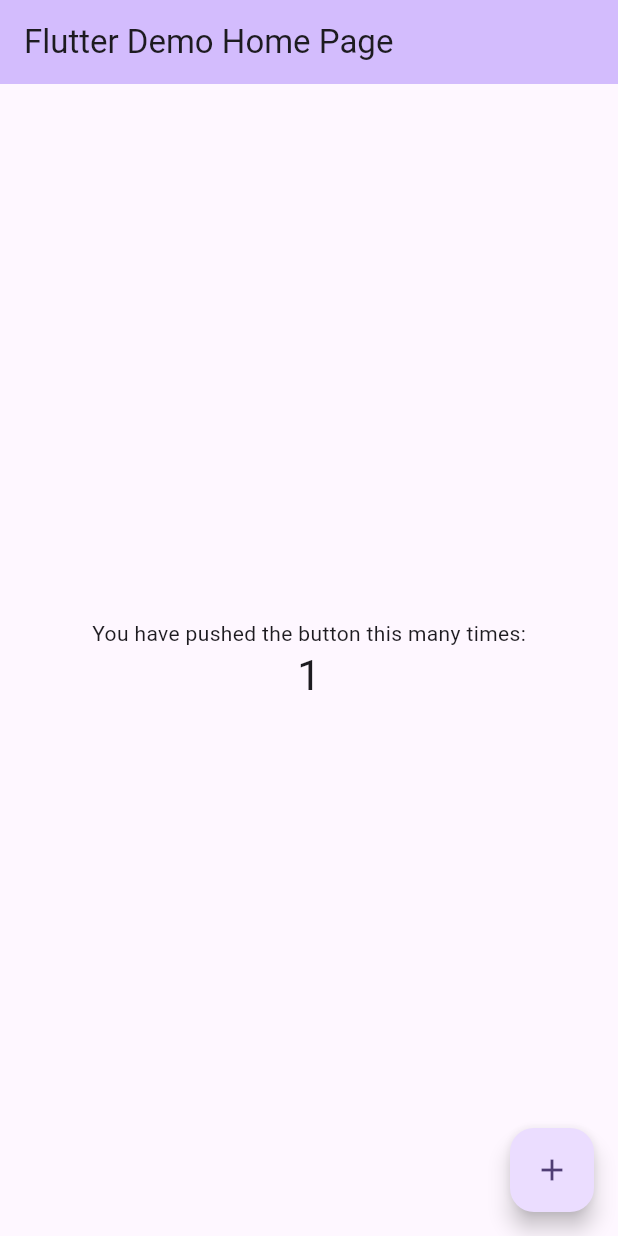
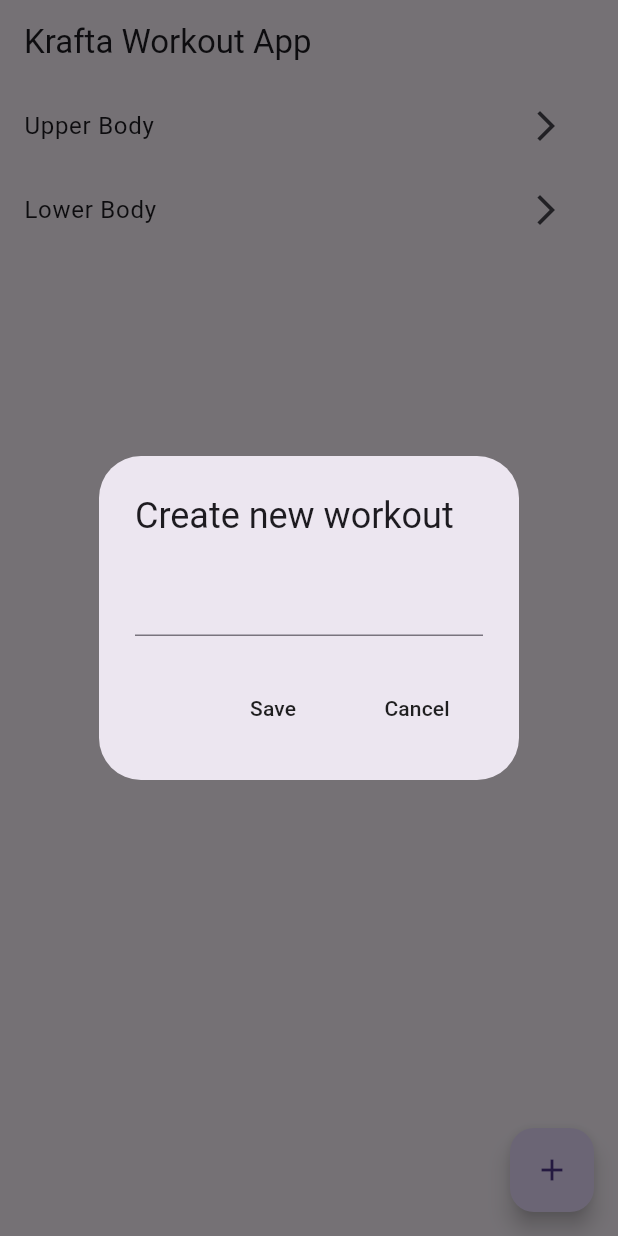
Before and after one commit to JonGunnar04/Lokaverkefni-Krafta, a Flutter app: the screen it shows after launch, after a tap on the "add" icon, on a phone screen of 412 x 824 dp. Run offline on Flutter 3.47's test engine with Material 3 defaults, Android fonts, the light colour scheme and no system bars.

Commit message:
data structure og home screen

```diff
--- /dev/null
+++ b/lib/data/workout_data.dart
@@ -0,0 +1,100 @@
+import 'package:krafta/models/exercise.dart';
+import 'package:krafta/models/workout.dart';
+import 'package:flutter/foundation.dart';
+
+class WorkoutData extends ChangeNotifier {
+  /*
+
+    WORKOUT DATA STRUCTURE
+
+    - This overall list contains the different workouts
+    - Each workout has a name and a list of exercises
+
+*/
+
+  List<Workout> workoutList = [
+    // default workout
+    Workout(
+      name: 'Upper Body',
+      exercises: [
+        Exercise(name: 'Bench Press', weight: '50', reps: '10', sets: '3'),
+      ],
+    ),
+    Workout(
+      name: 'Lower Body',
+      exercises: [Exercise(name: 'Squat', weight: '60', reps: '10', sets: '3')],
+    ),
+  ];
+
+  // get the workout list
+  List<Workout> getWorkoutList() {
+    return workoutList;
+  }
+
+  // add a new workout
+  void addWorkout(String name) {
+    workoutList.add(Workout(name: name, exercises: []));
+    notifyListeners();
+  }
+
+  // add an exercise to a workout
+
+  void addExercise(
+    String workoutName,
+    String exerciseName,
+    String weight,
+    String reps,
+    String sets,
+  ) {
+    // find the relevant workout
+    Workout relevantWorkout = getRelevantWorkout(workoutName);
+
+    relevantWorkout.exercises.add(
+      Exercise(name: exerciseName, weight: weight, reps: reps, sets: sets),
+    );
+    notifyListeners();
+  }
+
+  // check off an exercise
+
+  void checkOffExercise(String workoutName, String exerciseName) {
+    // find the relevant exercise
+    Exercise relevantExercise = getRelevantExercise(workoutName, exerciseName);
+
+    // check off the exercise
+    relevantExercise.isCompleted = !relevantExercise.isCompleted;
+
+    notifyListeners();
+  }
+
+  // getting the length of the workout
+  int numberOfExercisesInWorkout(String workoutName) {
+    // find the relevant workout
+    Workout relevantWorkout = getRelevantWorkout(workoutName);
+
+    // return the length of the workout
+    return relevantWorkout.exercises.length;
+  }
+
+  // return the relevant workout given the workout name
+  Workout getRelevantWorkout(String workoutName) {
+    Workout relevantWorkout = workoutList.firstWhere(
+      (workout) => workout.name == workoutName,
+    );
+
+    return relevantWorkout;
+  }
+
+  // return the relevant exercise given the workout name and exercise name
+  Exercise getRelevantExercise(String workoutName, String exerciseName) {
+    // find the relevant workout
+    Workout relevantWorkout = getRelevantWorkout(workoutName);
+
+    // find the relevant exercise
+    Exercise relevantExercise = relevantWorkout.exercises.firstWhere(
+      (exercise) => exercise.name == exerciseName,
+    );
+
+    return relevantExercise;
+  }
+}
--- a/lib/main.dart
+++ b/lib/main.dart
@@ -1,4 +1,7 @@
 import 'package:flutter/material.dart';
+import 'package:krafta/data/workout_data.dart';
+import 'package:provider/provider.dart';
+import 'pages/home_page.dart';
 
 void main() {
   runApp(const MyApp());
@@ -7,116 +10,14 @@ void main() {
 class MyApp extends StatelessWidget {
   const MyApp({super.key});
 
-  // This widget is the root of your application.
   @override
   Widget build(BuildContext context) {
-    return MaterialApp(
-      title: 'Flutter Demo',
-      theme: ThemeData(
-        // This is the theme of your application.
-        //
-        // TRY THIS: Try running your application with "flutter run". You'll see
-        // the application has a purple toolbar. Then, without quitting the app,
-        // try changing the seedColor in the colorScheme below to Colors.green
-        // and then invoke "hot reload" (save your changes or press the "hot
-        // reload" button in a Flutter-supported IDE, or press "r" if you used
-        // the command line to start the app).
-        //
-        // Notice that the counter didn't reset back to zero; the application
-        // state is not lost during the reload. To reset the state, use hot
-        // restart instead.
-        //
-        // This works for code too, not just values: Most code changes can be
-        // tested with just a hot reload.
-        colorScheme: ColorScheme.fromSeed(seedColor: Colors.deepPurple),
+    return ChangeNotifierProvider(
+      create: (context) => WorkoutData(),
+      child: MaterialApp(
+        debugShowCheckedModeBanner: false,
+        home: HomePage(),
       ),
-      home: const MyHomePage(title: 'Flutter Demo Home Page'),
     );
   }
 }
-
-class MyHomePage extends StatefulWidget {
-  const MyHomePage({super.key, required this.title});
-
-  // This widget is the home page of your application. It is stateful, meaning
-  // that it has a State object (defined below) that contains fields that affect
-  // how it looks.
-
-  // This class is the configuration for the state. It holds the values (in this
-  // case the title) provided by the parent (in this case the App widget) and
-  // used by the build method of the State. Fields in a Widget subclass are
-  // always marked "final".
-
-  final String title;
-
-  @override
-  State<MyHomePage> createState() => _MyHomePageState();
-}
-
-class _MyHomePageState extends State<MyHomePage> {
-  int _counter = 0;
-
-  void _incrementCounter() {
-    setState(() {
-      // This call to setState tells the Flutter framework that something has
-      // changed in this State, which causes it to rerun the build method below
-      // so that the display can reflect the updated values. If we changed
-      // _counter without calling setState(), then the build method would not be
-      // called again, and so nothing would appear to happen.
-      _counter++;
-    });
-  }
-
-  @override
-  Widget build(BuildContext context) {
-    // This method is rerun every time setState is called, for instance as done
-    // by the _incrementCounter method above.
-    //
-    // The Flutter framework has been optimized to make rerunning build methods
-    // fast, so that you can just rebuild anything that needs updating rather
-    // than having to individually change instances of widgets.
-    return Scaffold(
-      appBar: AppBar(
-        // TRY THIS: Try changing the color here to a specific color (to
-        // Colors.amber, perhaps?) and trigger a hot reload to see the AppBar
-        // change color while the other colors stay the same.
-        backgroundColor: Theme.of(context).colorScheme.inversePrimary,
-        // Here we take the value from the MyHomePage object that was created by
-        // the App.build method, and use it to set our appbar title.
-        title: Text(widget.title),
-      ),
-      body: Center(
-        // Center is a layout widget. It takes a single child and positions it
-        // in the middle of the parent.
-        child: Column(
-          // Column is also a layout widget. It takes a list of children and
-          // arranges them vertically. By default, it sizes itself to fit its
-          // children horizontally, and tries to be as tall as its parent.
-          //
-          // Column has various properties to control how it sizes itself and
-          // how it positions its children. Here we use mainAxisAlignment to
-          // center the children vertically; the main axis here is the vertical
-          // axis because Columns are vertical (the cross axis would be
-          // horizontal).
-          //
-          // TRY THIS: Invoke "debug painting" (choose the "Toggle Debug Paint"
-          // action in the IDE, or press "p" in the console), to see the
-          // wireframe for each widget.
-          mainAxisAlignment: MainAxisAlignment.center,
-          children: <Widget>[
-            const Text('You have pushed the button this many times:'),
-            Text(
-              '$_counter',
-              style: Theme.of(context).textTheme.headlineMedium,
-            ),
-          ],
-        ),
-      ),
-      floatingActionButton: FloatingActionButton(
-        onPressed: _incrementCounter,
-        tooltip: 'Increment',
-        child: const Icon(Icons.add),
-      ), // This trailing comma makes auto-formatting nicer for build methods.
-    );
-  }
-}
--- /dev/null
+++ b/lib/models/exercise.dart
@@ -0,0 +1,15 @@
+class Exercise {
+  final String name;
+  final String weight;
+  final String reps;
+  final String sets;
+  bool isCompleted;
+
+  Exercise({
+    required this.name,
+    required this.weight,
+    required this.reps,
+    required this.sets,
+    this.isCompleted = false,
+  });
+}
--- /dev/null
+++ b/lib/models/workout.dart
@@ -0,0 +1,8 @@
+import 'package:krafta/models/exercise.dart';
+
+class Workout {
+  final String name;
+  final List<Exercise> exercises;
+
+  Workout({required this.name, required this.exercises,});
+}
--- /dev/null
+++ b/lib/pages/home_page.dart
@@ -0,0 +1,95 @@
+import 'package:flutter/material.dart';
+import 'package:krafta/data/workout_data.dart';
+import 'package:krafta/pages/workout_page.dart';
+import 'package:provider/provider.dart';
+
+class HomePage extends StatefulWidget {
+  const HomePage({super.key});
+
+  @override
+  State<HomePage> createState() => _HomePageState();
+}
+
+class _HomePageState extends State<HomePage> {
+  // text controller
+  final newWorkoutNameController = TextEditingController();
+
+  // create a new workout
+  void createNewWorkout() {
+    showDialog(
+      context: context,
+      builder:
+          (context) => AlertDialog(
+            title: Text('Create new workout'),
+            content: TextField(controller: newWorkoutNameController),
+            actions: [
+              // save button
+              MaterialButton(onPressed: save, child: Text('Save')),
+
+              // cancel button
+              MaterialButton(onPressed: cancel, child: Text('Cancel')),
+            ],
+          ),
+    );
+  }
+
+  // go to workout page
+  void goToWorkoutPage(String workoutName) {
+    Navigator.push(
+      context,
+      MaterialPageRoute(
+        builder: (context) => WorkoutPage(workoutName: workoutName),
+      ),
+    );
+  }
+
+  // save the workout
+  void save() {
+    String newWorkoutName = newWorkoutNameController.text;
+    Provider.of<WorkoutData>(context, listen: false).addWorkout(newWorkoutName);
+
+    // pop dialog box
+    Navigator.pop(context);
+    clear();
+  }
+
+  // cancel the workout
+  void cancel() {
+    // pop dialog box
+    Navigator.pop(context);
+    clear();
+  }
+
+  // clear controllers
+  void clear() {
+    newWorkoutNameController.clear();
+  }
+
+  @override
+  Widget build(BuildContext context) {
+    return Consumer<WorkoutData>(
+      builder:
+          (context, value, child) => Scaffold(
+            appBar: AppBar(title: Text('Krafta Workout App')),
+            floatingActionButton: FloatingActionButton(
+              onPressed: createNewWorkout,
+              child: Icon(Icons.add),
+            ),
+            body: ListView.builder(
+              itemCount: value.getWorkoutList().length,
+              itemBuilder:
+                  (context, index) => ListTile(
+                    title: Text(value.getWorkoutList()[index].name),
+                    trailing: IconButton(
+                      icon: Icon(Icons.arrow_forward_ios),
+                      onPressed:
+                          () => goToWorkoutPage(
+                            value.getWorkoutList()[index].name,
+                          ),
+                    ),
+                  ),
+            ),
+          ),
+    );
+  }
+}
```
Also changed, not shown: lib/pages/workout_page.dart (added, +18 -0 lines), pubspec.yaml (+3 -30 lines), pubspec.lock.
